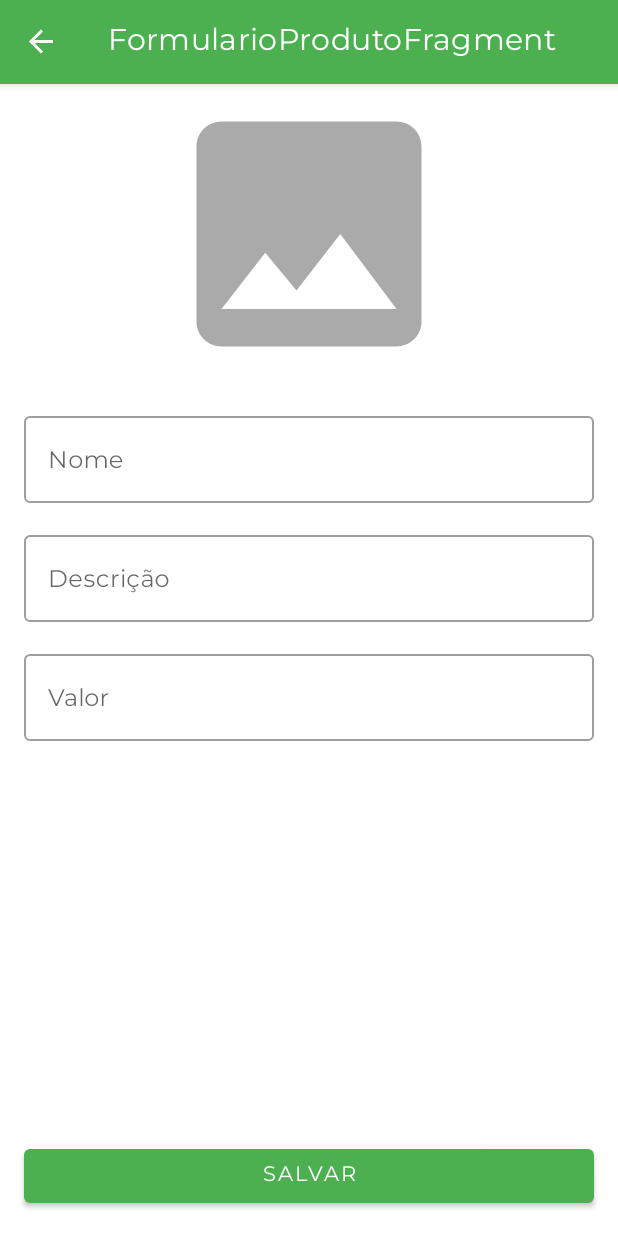
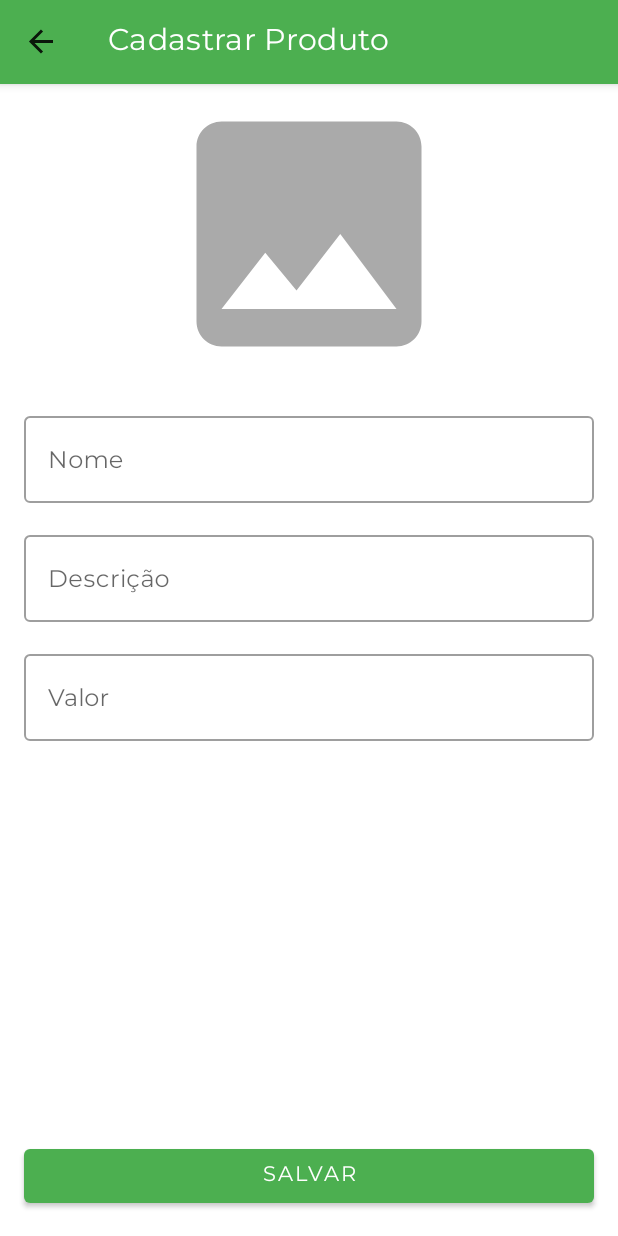
Before and after one commit to cailloutr/alura-kotlin-project-orgs, an Android app: the FormularioProdutoFragment screen opened through its navigation route, on a phone screen of 412 x 824 dp. Run offline under Robolectric (Android 15) with nearby library versions, the phone set to English and light mode, and no system bars; our stand-ins replace navigation-ui.

Commit message:
Implementada uma tela de detalhes do produto, acessada atravez de um click o item da recyclerView, que recebe um produto passado por safe args

```diff
--- a/app/build.gradle
+++ b/app/build.gradle
@@ -3,6 +3,7 @@ plugins {
     id 'org.jetbrains.kotlin.android'
     id 'kotlin-kapt'
     id 'androidx.navigation.safeargs.kotlin'
+    id 'kotlin-parcelize'
 }
 
 android {
--- a/app/src/main/java/com/example/orgs/model/Produto.kt
+++ b/app/src/main/java/com/example/orgs/model/Produto.kt
@@ -1,16 +1,19 @@
 package com.example.orgs.model
 
 import android.net.Uri
+import android.os.Parcelable
+import kotlinx.parcelize.Parcelize
 import java.math.BigDecimal
 import java.text.NumberFormat
 import java.util.*
 
+@Parcelize
 data class Produto(
     val noma: String,
     val descricao: String,
     val preco: BigDecimal,
     val imageUrl: Uri? = null
-) {
+) : Parcelable {
 
     fun getFormatedPrice(): String =
         NumberFormat.getCurrencyInstance(Locale("pt", "br")).format(preco)
--- a/app/src/main/java/com/example/orgs/ui/MainActivity.kt
+++ b/app/src/main/java/com/example/orgs/ui/MainActivity.kt
@@ -18,6 +18,9 @@ class MainActivity : AppCompatActivity() {
         binding = ActivityMainBinding.inflate(layoutInflater)
         setContentView(binding.root)
 
+        setSupportActionBar(binding.toolbar)
+
+
         val navHostFragment =
             supportFragmentManager.findFragmentById(R.id.nav_host_fragment) as NavHostFragment
 
--- a/app/src/main/java/com/example/orgs/ui/fragments/FormularioProdutoFragment.kt
+++ b/app/src/main/java/com/example/orgs/ui/fragments/FormularioProdutoFragment.kt
@@ -7,6 +7,7 @@ import android.view.LayoutInflater
 import android.view.View
 import android.view.ViewGroup
 import android.widget.ImageView
+import androidx.appcompat.app.AppCompatActivity
 import androidx.navigation.fragment.findNavController
 import com.example.orgs.dao.ProdutoDao
 import com.example.orgs.databinding.FragmentFormularioProdutoBinding
@@ -27,6 +28,8 @@ class FormularioProdutoFragment : Fragment() {
     override fun onCreate(savedInstanceState: Bundle?) {
         super.onCreate(savedInstanceState)
         produtoDao = ProdutoDao()
+
+        (activity as AppCompatActivity).supportActionBar?.show()
     }
 
     override fun onCreateView(
--- a/app/src/main/java/com/example/orgs/ui/fragments/ListaProdutosFragment.kt
+++ b/app/src/main/java/com/example/orgs/ui/fragments/ListaProdutosFragment.kt
@@ -4,6 +4,7 @@ import android.os.Bundle
 import android.view.LayoutInflater
 import android.view.View
 import android.view.ViewGroup
+import androidx.appcompat.app.AppCompatActivity
 import androidx.fragment.app.Fragment
 import androidx.navigation.fragment.findNavController
 import androidx.recyclerview.widget.LinearLayoutManager
@@ -24,6 +25,8 @@ class ListaProdutosFragment : Fragment() {
         super.onCreate(savedInstanceState)
         produtoDao = ProdutoDao()
         listaProdutosAdapter = ListaProdutosAdapter(requireContext(), produtoDao.buscaTodos())
+
+        (activity as AppCompatActivity).supportActionBar?.show()
     }
 
     override fun onCreateView(
@@ -45,6 +48,7 @@ class ListaProdutosFragment : Fragment() {
     override fun onResume() {
         super.onResume()
         listaProdutosAdapter.atualiza(produtoDao.buscaTodos())
+        (activity as AppCompatActivity).supportActionBar?.show()
     }
 
     fun configuraFab() {
@@ -60,6 +64,9 @@ class ListaProdutosFragment : Fragment() {
         binding.recyclerView.layoutManager =
             LinearLayoutManager(requireContext(), LinearLayoutManager.VERTICAL, false)
         binding.recyclerView.adapter = listaProdutosAdapter
+        listaProdutosAdapter.quandoClicaNoItemListener = {
+            findNavController().navigate(ListaProdutosFragmentDirections.actionListaProdutosFragmentToDetailFragment(it))
+        }
     }
 
     override fun onDestroyView() {
--- a/app/src/main/java/com/example/orgs/ui/recyclerview/adapter/ListaProdutosAdapter.kt
+++ b/app/src/main/java/com/example/orgs/ui/recyclerview/adapter/ListaProdutosAdapter.kt
@@ -11,15 +11,28 @@ import com.example.orgs.model.Produto
 class ListaProdutosAdapter(
     private val context: Context,
     produtos: List<Produto>,
+    var quandoClicaNoItemListener: (produto: Produto) -> Unit = {}
 ) : RecyclerView.Adapter<ListaProdutosAdapter.ViewHolder>() {
 
     private val produtos = produtos.toMutableList()
 
-    class ViewHolder(
+
+    inner class ViewHolder(
         private val binding: ProdutoItemBinding,
     ) : RecyclerView.ViewHolder(binding.root) {
 
+        private lateinit var produto: Produto
+
+        init {
+            itemView.setOnClickListener{
+                if(::produto.isInitialized) {
+                    quandoClicaNoItemListener(produto)
+                }
+            }
+        }
+
         fun bind(produto: Produto) {
+            this.produto = produto
             binding.nome.text = produto.noma
             binding.descricao.text = produto.descricao
             binding.price.text = produto.getFormatedPrice()
--- a/app/src/main/res/layout/activity_main.xml
+++ b/app/src/main/res/layout/activity_main.xml
@@ -1,10 +1,19 @@
 <?xml version="1.0" encoding="utf-8"?>
-<FrameLayout xmlns:android="http://schemas.android.com/apk/res/android"
+<LinearLayout xmlns:android="http://schemas.android.com/apk/res/android"
     xmlns:app="http://schemas.android.com/apk/res-auto"
     xmlns:tools="http://schemas.android.com/tools"
     android:layout_width="match_parent"
     android:layout_height="match_parent"
+    android:orientation="vertical"
     tools:context=".ui.MainActivity">
+
+    <androidx.appcompat.widget.Toolbar
+        android:id="@+id/toolbar"
+        android:layout_width="match_parent"
+        android:layout_height="wrap_content"
+        android:elevation="4dp"
+        android:theme="@style/ThemeOverlay.AppCompat.DayNight.ActionBar"
+        />
 
     <androidx.fragment.app.FragmentContainerView
         android:id="@+id/nav_host_fragment"
@@ -13,4 +22,4 @@
         android:layout_height="match_parent"
         app:defaultNavHost="true"
         app:navGraph="@navigation/nav_graph" />
-</FrameLayout>
+</LinearLayout>
--- a/app/src/main/res/navigation/nav_graph.xml
+++ b/app/src/main/res/navigation/nav_graph.xml
@@ -6,7 +6,7 @@
     <fragment
         android:id="@+id/listaProdutosFragment"
         android:name="com.example.orgs.ui.fragments.ListaProdutosFragment"
-        android:label="ListaProdutosFragment" >
+        android:label="@string/app_name">
         <action
             android:id="@+id/action_listaProdutosFragment_to_formularioProdutoFragment"
             app:destination="@id/formularioProdutoFragment"
@@ -14,15 +14,26 @@
             app:exitAnim="@anim/nav_default_exit_anim"
             app:popEnterAnim="@anim/nav_default_pop_enter_anim"
             app:popExitAnim="@anim/nav_default_pop_exit_anim" />
+        <action
+            android:id="@+id/action_listaProdutosFragment_to_detailFragment"
+            app:destination="@id/detailFragment" />
     </fragment>
     <fragment
         android:id="@+id/formularioProdutoFragment"
         android:name="com.example.orgs.ui.fragments.FormularioProdutoFragment"
-        android:label="FormularioProdutoFragment" >
+        android:label="@string/formulario_produto_activity_app_title">
         <action
             android:id="@+id/action_formularioProdutoFragment_to_listaProdutosFragment"
             app:destination="@id/listaProdutosFragment"
             app:popUpTo="@id/listaProdutosFragment"
             app:popUpToInclusive="true" />
     </fragment>
+    <fragment
+        android:id="@+id/detailFragment"
+        android:name="com.example.orgs.ui.fragments.DetailFragment"
+        android:label="DetailFragment" >
+        <argument
+            android:name="produto"
+            app:argType="com.example.orgs.model.Produto" />
+    </fragment>
 </navigation>
--- a/app/src/main/res/values/strings.xml
+++ b/app/src/main/res/values/strings.xml
@@ -13,4 +13,7 @@
     <string name="load_image_dialog_confirm_label">Confirmar</string>
     <string name="produto_imageview_content_description">Item image</string>
     <string name="formulario_produto_activity_app_title">Cadastrar Produto</string>
+
+    <string name="hello_blank_fragment">Hello blank fragment</string>
+    <string name="fragment_deatil_imagem_ilustrativa_do_produto">Imagem ilustrativa do produto</string>
 </resources>
--- a/app/src/main/res/values/themes.xml
+++ b/app/src/main/res/values/themes.xml
@@ -1,6 +1,6 @@
 <resources>
     <!-- Base application theme. -->
-    <style name="Theme.Orgs" parent="Theme.MaterialComponents.DayNight.DarkActionBar">
+    <style name="Theme.Orgs" parent="Theme.MaterialComponents.DayNight.NoActionBar">
         <!-- Primary brand color. -->
         <item name="colorPrimary">@color/colorPrimary</item>
         <item name="colorPrimaryVariant">@color/colorPrimaryVariant</item>
@@ -12,7 +12,30 @@
         <!-- Status bar color. -->
         <item name="android:statusBarColor">?attr/colorPrimaryVariant</item>
         <!-- Customize your theme here. -->
+        <item name="toolbarStyle">@style/Widget.App.Toolbar</item>
 
         <item name="fontFamily">@font/montserrat</item>
     </style>
+
+    <style name="TextAppearance.Orgs.Headline6" parent="TextAppearance.MaterialComponents.Headline6">
+        <item name="fontFamily">@font/montserrat</item>
+        <item name="android:fontFamily">@font/montserrat</item>
+    </style>
+
+    <style name="TextAppearance.Orgs.Subtitle1" parent="TextAppearance.MaterialComponents.Subtitle1">
+        <item name="fontFamily">@font/montserrat</item>
+        <item name="android:fontFamily">@font/montserrat</item>
+    </style>
+
+    <style name="Widget.App.Toolbar" parent="Widget.MaterialComponents.Toolbar.Primary">
+        <item name="materialThemeOverlay">@style/ThemeOverlay.App.Toolbar</item>
+        <item name="titleTextAppearance">@style/TextAppearance.Orgs.Headline6</item>
+        <item name="subtitleTextAppearance">@style/TextAppearance.Orgs.Subtitle1</item>
+    </style>
+
+    <style name="ThemeOverlay.App.Toolbar" parent="">
+        <item name="colorPrimary">@color/colorPrimary</item>
+        <item name="colorPrimaryVariant">@color/colorPrimaryVariant</item>
+        <item name="colorOnPrimary">@color/colorOnPrimary</item>
+    </style>
 </resources>
```
Also changed, not shown: app/src/main/java/com/example/orgs/ui/fragments/DetailFragment.kt (added, +58 -0 lines), app/src/main/res/layout/fragment_detail.xml (added, +75 -0 lines).
